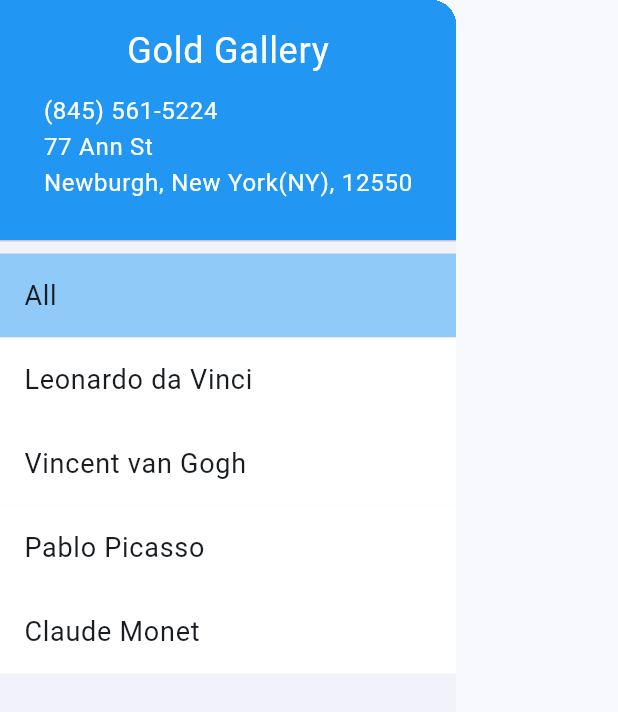
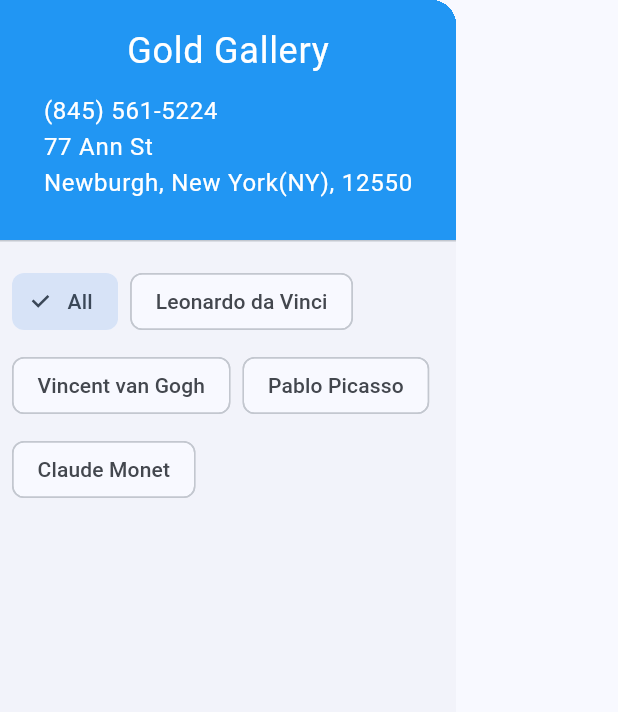
Before and after one commit to osmelnyk/rd_homework, a Flutter app: the ArtistDrawer widget shown alone on an empty page, opened directly with empty values, on a phone screen of 412 x 824 dp. Shown: the top 712 px of the screen. Run offline on Flutter 3.47's test engine with Material 2 defaults, Android fonts, the phone set to English and light mode, and no system bars; our stand-ins replace google_fonts.

Commit message:
Changed List to Wrap, minor changes

```diff
--- a/lib/lesson9/lesson_screen.dart
+++ b/lib/lesson9/lesson_screen.dart
@@ -12,7 +12,8 @@ class LessonScreen9 extends StatefulWidget {
 }
 
 class _LessonScreen9State extends State<LessonScreen9> {
-  List<Artwork> artworks = Artwork.filterByArtist(ArtProvider().getArt(), '');
+  List<Artwork> artworks =
+      Artwork.filterByArtist(ArtProvider().getArt(), 'All');
   // Set the initial value of the selected artist
   int selectedArtist = 0;
   // Set Key to find Drawer
@@ -55,7 +56,9 @@ class _LessonScreen9State extends State<LessonScreen9> {
         );
       }),
       endDrawer: ArtistDrawer(
-          onTapCallback: _onTapCallback, selectedArtist: selectedArtist),
+        onTapCallback: _onTapCallback,
+        selectedArtist: selectedArtist,
+      ),
     );
   }
 
@@ -112,6 +115,7 @@ class _LessonScreen9State extends State<LessonScreen9> {
           childAspectRatio: (MediaQuery.of(context).size.width / 3.3) /
               (MediaQuery.of(context).size.height / 3.6)),
       delegate: SliverChildBuilderDelegate(
+        childCount: artworks.length,
         (_, index) {
           final artwork = artworks[index];
           return Card(
@@ -138,7 +142,6 @@ class _LessonScreen9State extends State<LessonScreen9> {
             ),
           );
         },
-        childCount: artworks.length,
       ),
     );
   }
--- a/lib/lesson9/model/model.dart
+++ b/lib/lesson9/model/model.dart
@@ -13,14 +13,14 @@ class Artwork {
   // Method to filter artworks by artist
   static List<Artwork> filterByArtist(
       List<Artwork> artworks, String artistName) {
-    return (artistName != '')
+    return (artistName != 'All')
         ? artworks.where((artwork) => artwork.artist == artistName).toList()
         : artworks;
   }
 
   // Method to get all artists without repeating them
   static List<String> getAllArtists(List<Artwork> artworks) {
-    Set<String> uniqueArtists = {};
+    Set<String> uniqueArtists = {'All'};
     for (var artwork in artworks) {
       uniqueArtists.add(artwork.artist);
     }
--- a/lib/lesson9/screens/art_detailed_screen.dart
+++ b/lib/lesson9/screens/art_detailed_screen.dart
@@ -61,7 +61,8 @@ class _ArtDetailedScreenState extends State<ArtDetailedScreen> {
       floatingActionButton: FloatingActionButton(
         onPressed: toggleDescription,
         child: Icon(
-            isDescriptionVisible ? Icons.visibility_off : Icons.visibility),
+          isDescriptionVisible ? Icons.visibility_off : Icons.visibility,
+        ),
       ),
     );
   }
--- a/lib/lesson9/widgets/artist_drawer.dart
+++ b/lib/lesson9/widgets/artist_drawer.dart
@@ -25,8 +25,8 @@ Newburgh, New York(NY), 12550''';
   @override
   Widget build(BuildContext _) {
     return Drawer(
-      child: ListView(
-        padding: EdgeInsets.zero,
+      child: Column(
+        crossAxisAlignment: CrossAxisAlignment.stretch,
         children: <Widget>[
           DrawerHeader(
             decoration: const BoxDecoration(
@@ -46,34 +46,20 @@ Newburgh, New York(NY), 12550''';
               ],
             ),
           ),
-          Column(
-            children: [
-              ListTile(
-                title: Text('All'),
-                tileColor: (widget.selectedArtist == 0)
-                    ? Colors.blue.shade200
-                    : Colors.white,
-                onTap: () {
-                  widget.onTapCallback('', 0);
-                },
-              ),
-              SizedBox(
-                height: double.maxFinite,
-                child: ListView.builder(
-                    itemCount: artists.length,
-                    itemBuilder: (_, index) {
-                      return ListTile(
-                        title: Text(artists[index]),
-                        tileColor: (widget.selectedArtist == index + 1)
-                            ? Colors.blue.shade200
-                            : Colors.white,
-                        onTap: () {
-                          widget.onTapCallback(artists[index], index + 1);
-                        },
-                      );
-                    }),
-              ),
-            ],
+          Padding(
+            padding: const EdgeInsets.all(8.0),
+            child: Wrap(
+              spacing: 8.0,
+              runSpacing: 8.0,
+              children: List<Widget>.generate(artists.length, (int index) {
+                return ChoiceChip(
+                  label: Text(artists[index]),
+                  selected: widget.selectedArtist == index,
+                  onSelected: (_) =>
+                      widget.onTapCallback(artists[index], index),
+                );
+              }),
+            ),
           )
         ],
       ),
```
